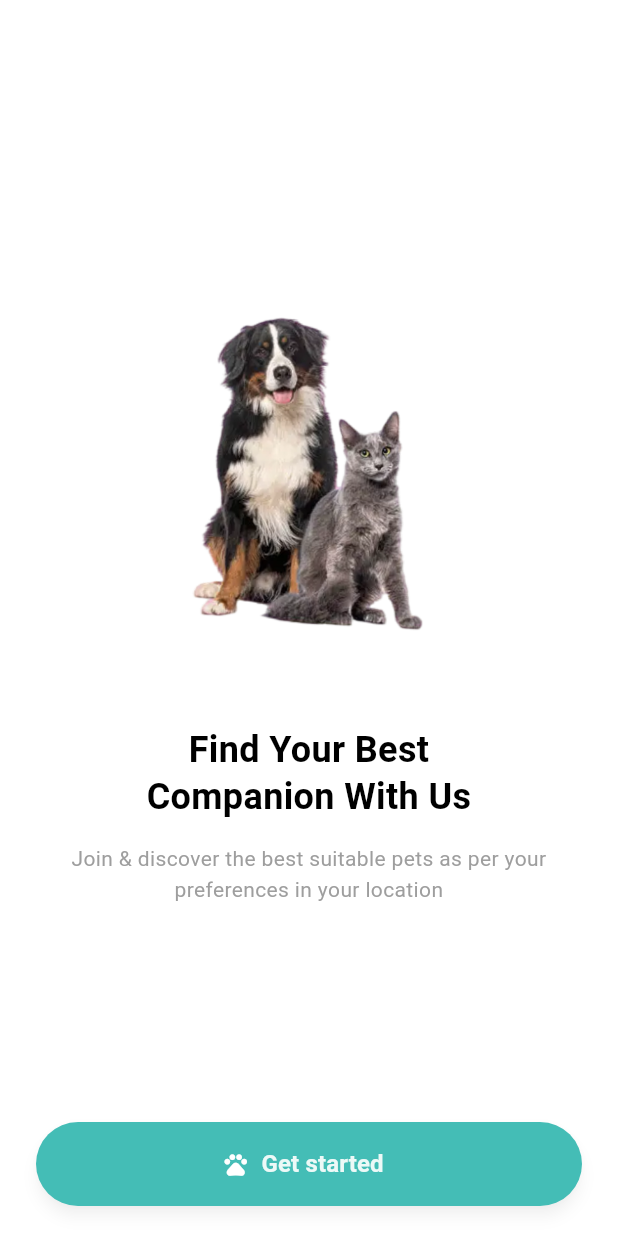
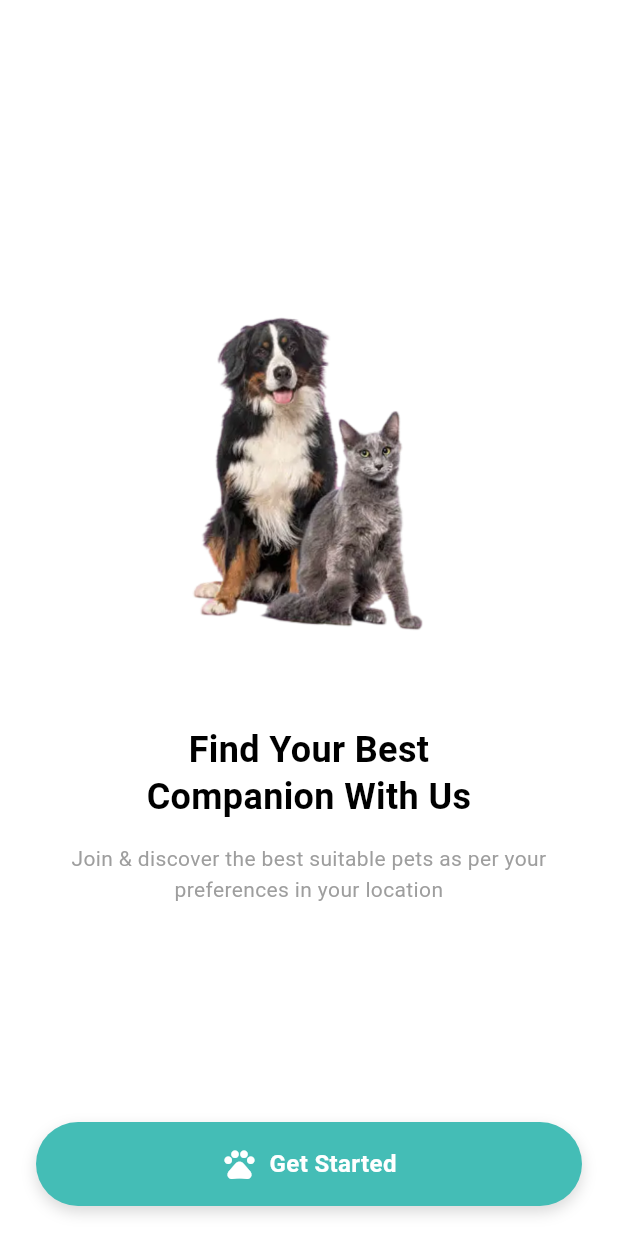
Before and after one commit to Riyam224/-find_your_paw_mate, a Flutter app: the screen it shows after launch, on a phone screen of 412 x 824 dp. Run offline on Flutter 3.47's test engine with Material 3 defaults, Android fonts, the phone set to English and light mode, and no system bars; our stand-ins replace dio, equatable, get_it, go_router, shared_preferences.

Commit message:
onboarding screen tests done

```diff
--- a/lib/features/onboarding/presentation/screens/onboarding_screen.dart
+++ b/lib/features/onboarding/presentation/screens/onboarding_screen.dart
@@ -52,27 +52,44 @@
                 ),
 
                 const Spacer(),
-
-                // 🐾 Button
-                ElevatedButton.icon(
-                  onPressed: () => GoRouter.of(context).go('/home'),
-                  icon: const Icon(Icons.pets, color: Colors.white),
-                  label: const Text(
-                    'Get started',
-                    style: TextStyle(
-                      fontSize: 16,
-                      fontWeight: FontWeight.w600,
-                      color: AppColors.backgroundLight,
+                // 🐾 Custom Get Started Button
+                GestureDetector(
+                  onTap: () {
+                    try {
+                      GoRouter.of(context).go('/home');
+                    } catch (e) {
+                      debugPrint('⚠️ Navigation failed: $e');
+                    }
+                  },
+                  child: Container(
+                    width: double.infinity,
+                    height: 56,
+                    decoration: BoxDecoration(
+                      color: AppColors.primary,
+                      borderRadius: BorderRadius.circular(28),
+                      boxShadow: [
+                        BoxShadow(
+                          color: Colors.black.withOpacity(0.15),
+                          blurRadius: 8,
+                          offset: const Offset(0, 4),
+                        ),
+                      ],
                     ),
-                  ),
-                  style: ElevatedButton.styleFrom(
-                    backgroundColor: AppColors.primary,
-                    minimumSize: const Size(double.infinity, 56),
-                    shape: RoundedRectangleBorder(
-                      borderRadius: BorderRadius.circular(28),
+                    child: Row(
+                      mainAxisAlignment: MainAxisAlignment.center,
+                      children: [
+                        const Icon(Icons.pets, color: Colors.white),
+                        const SizedBox(width: 8),
+                        const Text(
+                          'Get Started',
+                          style: TextStyle(
+                            fontSize: 16,
+                            fontWeight: FontWeight.w600,
+                            color: Colors.white,
+                          ),
+                        ),
+                      ],
                     ),
-                    elevation: 4,
-                    shadowColor: Colors.black26,
                   ),
                 ),
               ],
```
Also changed, not shown: docs/tests_results_images/onboarding_test_result.png (added), 3 other files.
